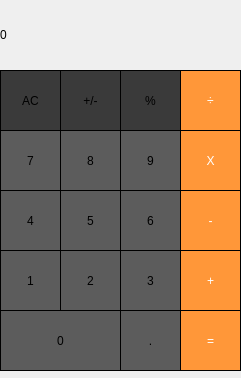
SalHz1/CalculatorGUI, file mainwindow.ui: the form before one commit.
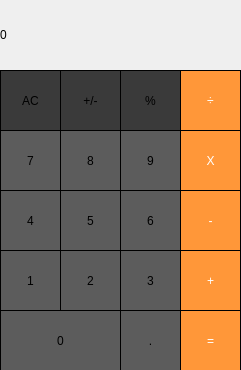
The form after the commit.

Commit message: Changed pushbutton names to more descriptive names

Diff of the .ui file:
```diff
--- a/mainwindow.ui
+++ b/mainwindow.ui
@@ -7,7 +7,7 @@
     <x>0</x>
     <y>0</y>
     <width>241</width>
-    <height>378</height>
+    <height>370</height>
    </rect>
   </property>
   <property name="sizePolicy">
@@ -19,13 +19,13 @@
   <property name="minimumSize">
    <size>
     <width>241</width>
-    <height>317</height>
+    <height>370</height>
    </size>
   </property>
   <property name="maximumSize">
    <size>
     <width>241</width>
-    <height>500</height>
+    <height>370</height>
    </size>
   </property>
   <property name="windowTitle">
```
